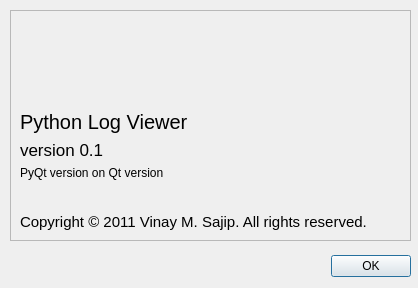
The window that about.ui (vsajip/logview) describes before a commit, drawn with Qt 5.
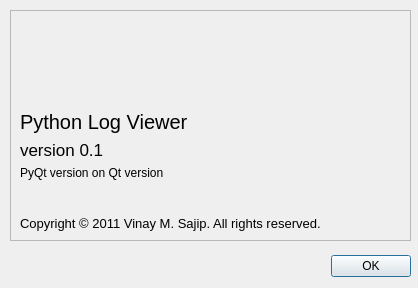
The same window after the commit. Icons and pictures are not drawn.

```diff
--- a/about.ui
+++ b/about.ui
@@ -108,7 +108,7 @@
       <widget class="QLabel" name="copyright">
        <property name="font">
         <font>
-         <pointsize>11</pointsize>
+         <pointsize>10</pointsize>
         </font>
        </property>
        <property name="text">
```
